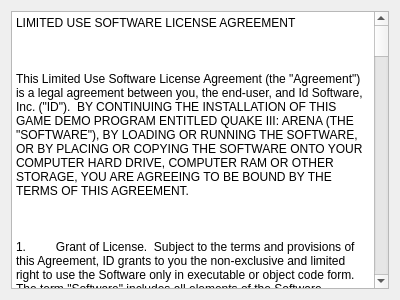
Before: the Qt Designer form installwizard_eula.ui in ioquake/launch, drawn with Qt 5.
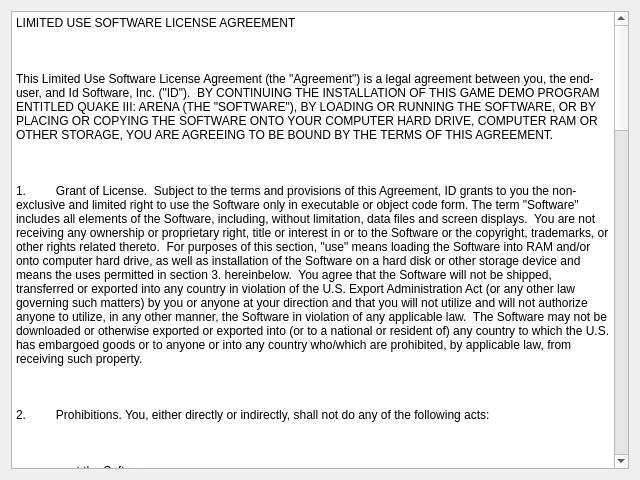
After: the same form once the commit is applied.

```diff
--- a/installwizard_eula.ui
+++ b/installwizard_eula.ui
@@ -6,8 +6,8 @@
    <rect>
     <x>0</x>
     <y>0</y>
-    <width>400</width>
-    <height>300</height>
+    <width>640</width>
+    <height>480</height>
    </rect>
   </property>
   <property name="windowTitle">
```
